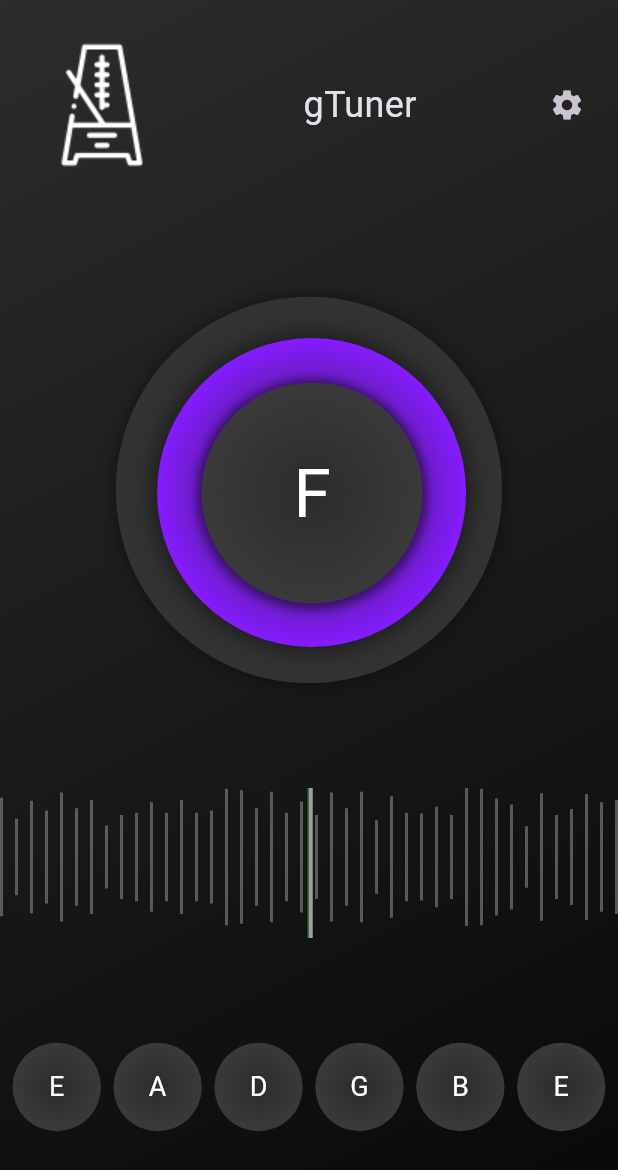
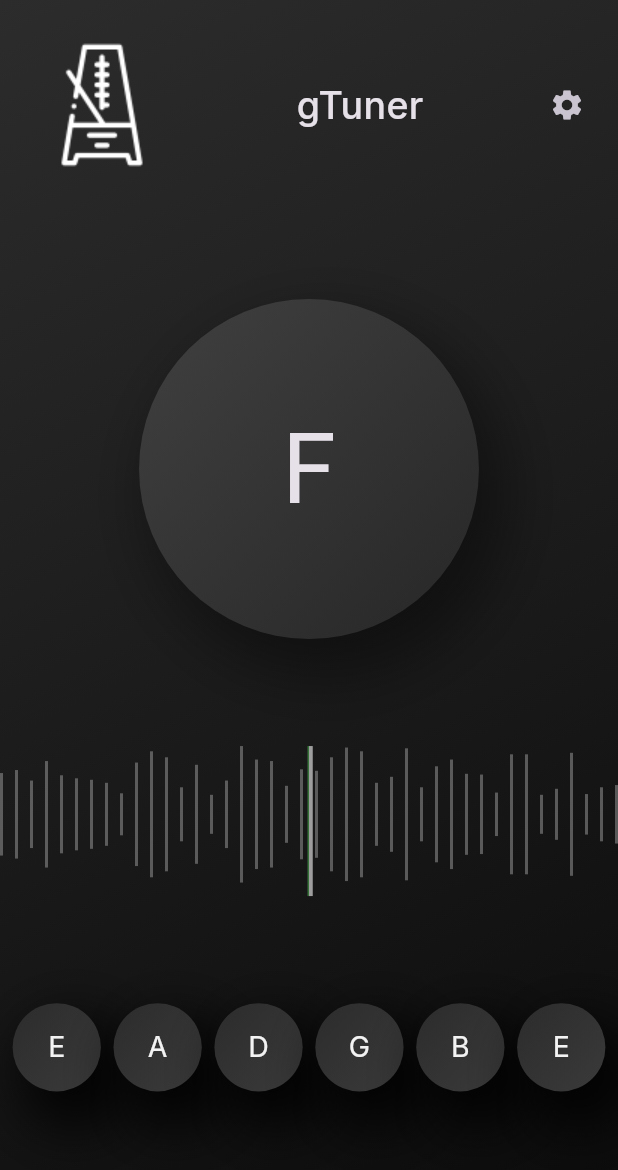
Before and after one commit to dimo147/gtuner, a Flutter app: the screen it shows after launch, on a phone screen of 412 x 824 dp. Shown: the top 1170 px of the screen. Run offline on Flutter 3.47's test engine with Material 2 defaults, Android fonts, the phone set to English and light mode, and no system bars; our stand-ins replace audioplayers, google_fonts, google_mobile_ads, numberpicker, permission_handler, shared_preferences; missing offline and left inert: flutter_audio_capture, pitch_detector_dart; statements that could not run were skipped.

Commit message:
font and orgnaizing

```diff
--- /dev/null
+++ b/lib/consts.dart
@@ -0,0 +1,49 @@
+import 'package:flutter/material.dart';
+
+// Tuner
+
+const Map<String, double> guitar = {
+  "E2": 82.40,
+  "A": 110.0,
+  "D": 146.83,
+  "G": 195.99,
+  "B": 246.94,
+  "E4": 329.62,
+};
+
+const Map<String, double> ukulele = {
+  "G": 391.99,
+  "C": 261.62,
+  "E": 329.62,
+  "A": 440.00,
+};
+
+const Map<String, double> bass = {
+  "E": 41.203,
+  "A": 55.0,
+  "D": 73.41,
+  "G": 97.99,
+};
+// Settings
+
+double calibration = 440.0;
+
+bool showPitch = false;
+
+bool darkMode = true;
+
+Map<String, double> tuninig = guitar;
+
+List<Color> darkBackground = const [
+  Color(0xFF2C2C2C),
+  Color(0xFF0B0B0B),
+];
+List<Color> lightBackground = const [
+  Color(0xFFFFFFFF),
+  Color(0xFFe8e8e8),
+];
+
+// Metronome
+
+int notes = 4;
+int noteType = 4;
--- a/lib/home.dart
+++ b/lib/home.dart
@@ -5,45 +5,16 @@ import 'package:google_mobile_ads/google_mobile_ads.dart';
 import 'package:pitch_detector_dart/pitch_detector.dart';
 import 'package:pitchupdart/instrument_type.dart';
 import 'package:pitchupdart/pitch_handler.dart';
+import 'package:google_fonts/google_fonts.dart';
 import 'package:gtuner/ad_helper.dart';
 import 'package:flutter/material.dart';
 import 'package:gtuner/metronome.dart';
 import 'package:gtuner/setting.dart';
+import 'package:gtuner/consts.dart';
 import 'package:gtuner/main.dart';
 import 'dart:typed_data';
 import 'dart:async';
 import 'dart:math';
-
-const Map<String, double> guitar = {
-  "E2": 82.40,
-  "A": 110.0,
-  "D": 146.83,
-  "G": 195.99,
-  "B": 246.94,
-  "E4": 329.62,
-};
-
-const Map<String, double> ukulele = {
-  "G": 391.99,
-  "C": 261.62,
-  "E": 329.62,
-  "A": 440.00,
-};
-
-const Map<String, double> bass = {
-  "E": 41.203,
-  "A": 55.0,
-  "D": 73.41,
-  "G": 97.99,
-};
-
-double calibration = 440.0;
-
-bool showPitch = false;
-
-bool darkMode = true;
-
-Map<String, double> tuninig = guitar;
 
 class HomeScreen extends StatefulWidget {
   HomeScreen({Key? key, required this.refresh}) : super(key: key);
@@ -237,9 +208,10 @@ class _HomeScreenState extends State<HomeScreen> {
                     icon: Image.asset("images/metronome.png",
                         width: 100, height: 100, color: Colors.white),
                   ),
-                  const Text(
+                  Text(
                     "gTuner",
-                    style: TextStyle(fontSize: 24),
+                    style: GoogleFonts.inter(
+                        fontSize: 25, fontWeight: FontWeight.w500),
                   ),
                   IconButton(
                     onPressed: () {
@@ -259,101 +231,42 @@ class _HomeScreenState extends State<HomeScreen> {
               ),
             ),
             const Spacer(),
-            Stack(
-              children: [
             Container(
               decoration: BoxDecoration(
                 color: Colors.white,
                 shape: BoxShape.circle,
-                    gradient: RadialGradient(
+                gradient: LinearGradient(
                   colors: darkMode
                       ? const [
-                              Color(0xFF222222),
-                              Color(0xFF333333),
+                          Color(0xFF404040),
+                          Color(0xFF272727),
                         ]
                       : const [
                           Color(0xFF595959),
                           Color(0xFF595959),
                         ],
+                  begin: Alignment.topLeft,
+                  end: Alignment.bottomRight,
                 ),
                 boxShadow: [
                   BoxShadow(
                     color: Colors.black.withOpacity(0.4),
-                        spreadRadius: 1,
-                        blurRadius: 10,
-                        offset: const Offset(0, 0),
+                    spreadRadius: 6,
+                    blurRadius: 35,
+                    offset: const Offset(12, 18),
                   ),
                 ],
               ),
-                  width: screenSize.width / 1.6,
-                  height: screenSize.width / 1.6,
-                ),
-                Positioned(
-                  left: screenSize.width / 15,
-                  top: screenSize.width / 15,
-                  child: Container(
-                    decoration: BoxDecoration(
-                      color: Colors.white,
-                      shape: BoxShape.circle,
-                      gradient: const RadialGradient(
-                        colors: [
-                          Color(0xFF222222),
-                          Color(0xFF851BFF),
-                        ],
-                      ),
-                      boxShadow: [
-                        BoxShadow(
-                          color: Colors.black.withOpacity(0.4),
-                          spreadRadius: 3,
-                          blurRadius: 10,
-                          offset: const Offset(0, 0),
-                        ),
-                      ],
-                    ),
-                    width: screenSize.width / 2,
-                    height: screenSize.width / 2,
-                  ),
-                ),
-                Positioned(
-                  left: screenSize.width / 7.2,
-                  top: screenSize.width / 7.2,
-                  child: Container(
-                    decoration: BoxDecoration(
-                      color: Colors.white,
-                      shape: BoxShape.circle,
-                      gradient: RadialGradient(
-                        colors: darkMode
-                            ? const [
-                                Color(0xFF2C2C2C),
-                                Color(0xFF3A3A3A),
-                              ]
-                            : const [
-                                Color(0xFF595959),
-                                Color(0xFF595959),
-                              ],
-                      ),
-                      boxShadow: [
-                        BoxShadow(
-                          color: Colors.black.withOpacity(0.4),
-                          spreadRadius: 4,
-                          blurRadius: darkMode ? 4 : 8,
-                          offset: const Offset(0, 1),
-                        ),
-                      ],
-                    ),
-                    width: screenSize.width / 2.8,
-                    height: screenSize.width / 2.8,
+              width: screenSize.width * 0.55,
+              height: screenSize.width * 0.55,
               child: Center(
                 child: Text(
-                        note.characters.first,
-                        style: TextStyle(
-                            fontSize: 45,
-                            color: darkMode ? Colors.white : Colors.grey[300]),
+                  note,
+                  style: const TextStyle(
+                    fontSize: 65,
                   ),
                 ),
               ),
-                ),
-              ],
             ),
             const Spacer(),
             SizedBox(
@@ -371,7 +284,7 @@ class _HomeScreenState extends State<HomeScreen> {
                         Container(
                           color: Colors.grey.withOpacity(0.5),
                           width: 2,
-                          height: 40 + rng.nextInt(93 - 40).toDouble(),
+                          height: 25 + rng.nextInt(93 - 25).toDouble(),
                         ),
                     ],
                   ),
@@ -419,7 +332,7 @@ class _HomeScreenState extends State<HomeScreen> {
                           decoration: BoxDecoration(
                             color: Colors.white,
                             shape: BoxShape.circle,
-                            gradient: RadialGradient(
+                            gradient: LinearGradient(
                               colors: (note.characters.first ==
                                           i.characters.first &&
                                       inRange(
@@ -437,24 +350,34 @@ class _HomeScreenState extends State<HomeScreen> {
                                           const Color(0xFFEEEEEE),
                                           const Color(0xFFe0e0e0),
                                         ],
+                              begin: Alignment.topLeft,
+                              end: Alignment.bottomRight,
                             ),
+                            boxShadow: const [
+                              BoxShadow(
+                                color: Color(0xFF000000),
+                                spreadRadius: 6,
+                                blurRadius: 35,
+                                offset: Offset(12, 18),
+                              ),
+                            ],
                           ),
                           width: screenSize.width / 7,
                           height: screenSize.width / 7,
                           child: Center(
                             child: Text(
                               i.characters.first,
-                              style: TextStyle(
-                                fontSize: 18,
+                              style: GoogleFonts.inter(
+                                fontSize: 19,
                                 color: (note.characters.first ==
                                             i.characters.first &&
                                         inRange(perfect.toInt(),
                                             tuninig[i]?.toInt()))
                                     ? darkMode
-                                        ? Colors.white
-                                        : Colors.white
+                                        ? const Color(0xfff3f3f3)
+                                        : const Color(0xfff3f3f3)
                                     : darkMode
-                                        ? Colors.white
+                                        ? const Color(0xfff3f3f3)
                                         : Colors.black,
                               ),
                             ),
@@ -463,6 +386,7 @@ class _HomeScreenState extends State<HomeScreen> {
                     ],
                   )
                 : Container(),
+            const SizedBox(height: 25),
             const Spacer(),
           ],
         ),
--- a/lib/main.dart
+++ b/lib/main.dart
@@ -2,6 +2,7 @@ import 'package:flutter/material.dart';
 import 'package:gtuner/home.dart';
 
 void main() {
+  Paint.enableDithering = true;
   runApp(const MyApp());
 }
 
--- a/lib/metronome.dart
+++ b/lib/metronome.dart
@@ -1,12 +1,8 @@
 import 'package:audioplayers/audioplayers.dart';
 import 'package:numberpicker/numberpicker.dart';
 import 'package:flutter/material.dart';
-import 'package:gtuner/setting.dart';
-import 'package:gtuner/home.dart';
+import 'package:gtuner/consts.dart';
 import 'dart:async';
-
-int notes = 4;
-int noteType = 4;
 
 class MetronomeScreen extends StatefulWidget {
   const MetronomeScreen({Key? key}) : super(key: key);
--- a/lib/setting.dart
+++ b/lib/setting.dart
@@ -3,17 +3,8 @@ import 'package:google_mobile_ads/google_mobile_ads.dart';
 import 'package:numberpicker/numberpicker.dart';
 import 'package:flutter/material.dart';
 import 'package:gtuner/ad_helper.dart';
-import 'package:gtuner/home.dart';
+import 'package:gtuner/consts.dart';
 import 'package:gtuner/main.dart';
-
-List<Color> darkBackground = const [
-  Color(0xFF2C2C2C),
-  Color(0xFF080808),
-];
-List<Color> lightBackground = const [
-  Color(0xFFFFFFFF),
-  Color(0xFFe8e8e8),
-];
 
 class SettingScreen extends StatefulWidget {
   SettingScreen({Key? key, required this.refresh, required this.refreshMain})
--- a/pubspec.yaml
+++ b/pubspec.yaml
@@ -2,7 +2,7 @@ name: gtuner
 description: Mobile guitar Tuner.
 
 publish_to: 'none'
-version: 1.2.0
+version: 1.5.0
 
 environment:
   sdk: ">=2.15.1 <3.0.0"
@@ -20,7 +20,7 @@ dependencies:
   permission_handler: ^8.3.0
   audioplayers: ^0.20.1
   numberpicker: ^2.1.1
-  intl: ^0.17.0
+  google_fonts: ^3.0.1
 
 dev_dependencies:
   flutter_test:
```
Also changed, not shown: pubspec.lock. Lines whose indentation alone changed are shown as unchanged.
